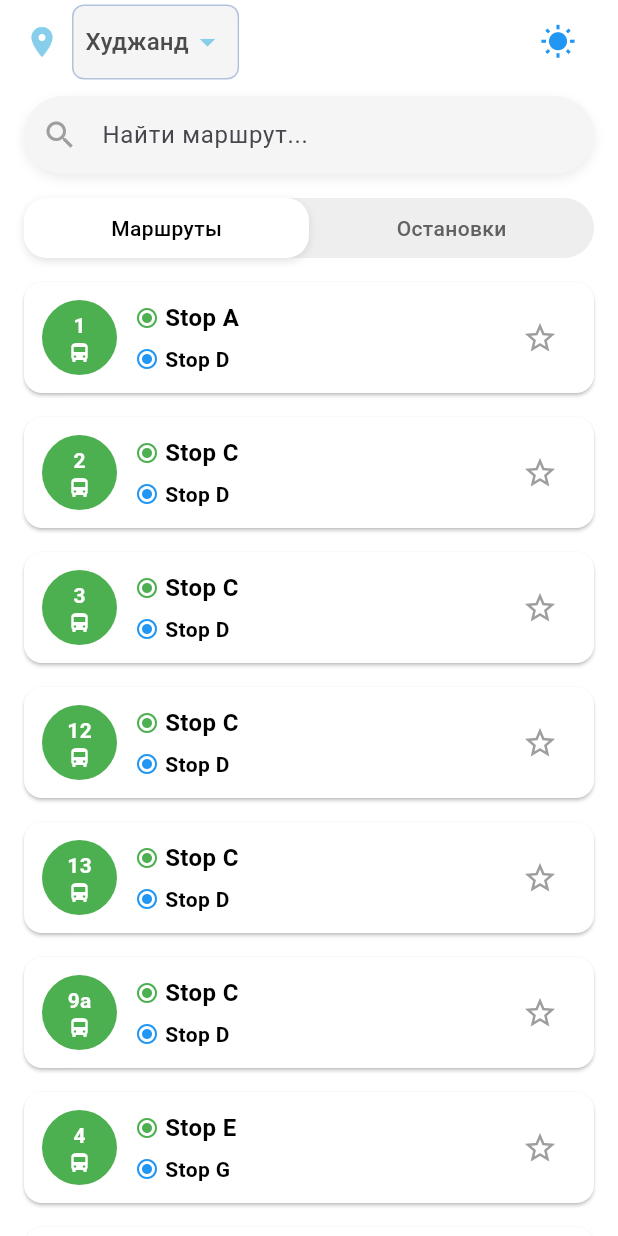
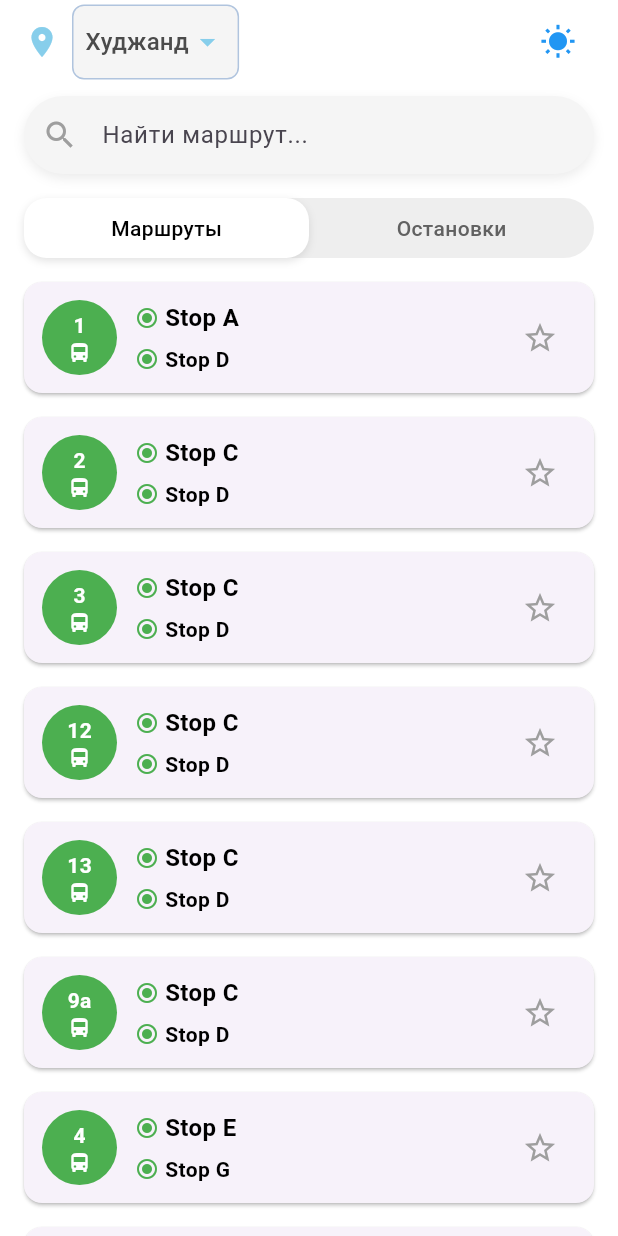
Before and after one commit to isomadinow/flutter_rohbalad, a Flutter app: the screen it shows after launch, on a phone screen of 412 x 824 dp. Run offline on Flutter 3.47's test engine with Material 3 defaults, Android fonts, the phone set to English and light mode, and no system bars.

Commit message:
Упрощение виджета StopCard: удаление неиспользуемых комментариев, улучшение стилей и унификация цветов.

```diff
--- a/lib/features/routes/views/route_card.dart
+++ b/lib/features/routes/views/route_card.dart
@@ -1,23 +1,12 @@
 import 'package:flutter/material.dart';
-
-/// Виджет `RouteCard` представляет карточку маршрута с информацией и функционалом добавления в избранное.
+//// Виджет `RouteCard` представляет карточку маршрута.
 class RouteCard extends StatelessWidget {
-  /// Номер маршрута.
   final String routeNumber;
-
-  /// Название первой остановки маршрута.
   final String firstStop;
-
-  /// Название последней остановки маршрута.
   final String lastStop;
-
-  /// Флаг, указывающий, находится ли маршрут в избранном.
   final bool isFavorite;
-
-  /// Коллбэк, вызываемый при нажатии на иконку избранного.
   final VoidCallback onFavoriteTap;
 
-  /// Конструктор для создания виджета `RouteCard`.
   const RouteCard({
     super.key,
     required this.routeNumber,
@@ -30,31 +19,30 @@ class RouteCard extends StatelessWidget {
   @override
   Widget build(BuildContext context) {
     final isDarkTheme = Theme.of(context).brightness == Brightness.dark;
+    const Color primaryColor = Colors.green; // Унифицированный основной цвет.
+    const Color circleColor = Colors.green; // Цвет для кругов.
 
     return Card(
-      elevation: 1, // Уровень теней для карточки.
-      margin: const EdgeInsets.symmetric(vertical: 8.0, horizontal: 16.0), // Внешние отступы.
+      elevation: 1,
+      margin: const EdgeInsets.symmetric(vertical: 8.0, horizontal: 16.0),
       shape: RoundedRectangleBorder(
-        borderRadius: BorderRadius.circular(12.0), // Скругление углов карточки.
+        borderRadius: BorderRadius.circular(12.0),
       ),
-      color: isDarkTheme ? Colors.grey[900] : Colors.white, // Цвет фона карточки в зависимости от темы.
       child: Padding(
-        padding: const EdgeInsets.all(12.0), // Внутренние отступы для содержимого карточки.
+        padding: const EdgeInsets.all(12.0),
         child: Row(
-          crossAxisAlignment: CrossAxisAlignment.center, // Выравнивание по вертикали.
+          crossAxisAlignment: CrossAxisAlignment.center,
           children: [
-            // Круглый контейнер с номером маршрута и иконкой автобуса.
             Container(
               width: 50.0,
               height: 50.0,
-              decoration: BoxDecoration(
-                color: Colors.green, // Фон контейнера.
-                shape: BoxShape.circle, // Форма контейнера — круг.
+              decoration: const BoxDecoration(
+                color: circleColor,
+                shape: BoxShape.circle,
               ),
               child: Column(
-                mainAxisAlignment: MainAxisAlignment.center, // Центровка содержимого.
+                mainAxisAlignment: MainAxisAlignment.center,
                 children: [
-                  // Номер маршрута.
                   Text(
                     routeNumber,
                     style: const TextStyle(
@@ -63,7 +51,6 @@ class RouteCard extends StatelessWidget {
                       fontSize: 14.0,
                     ),
                   ),
-                  // Иконка автобуса.
                   const Icon(
                     Icons.directions_bus,
                     color: Colors.white,
@@ -72,18 +59,16 @@ class RouteCard extends StatelessWidget {
                 ],
               ),
             ),
-            const SizedBox(width: 12.0), // Отступ между контейнером и текстовой частью.
-            // Основной контент карточки с информацией о маршруте.
+            const SizedBox(width: 12.0),
             Expanded(
               child: Column(
-                crossAxisAlignment: CrossAxisAlignment.start, // Выравнивание текста по левому краю.
+                crossAxisAlignment: CrossAxisAlignment.start,
                 children: [
-                  // Первая остановка.
                   Row(
                     children: [
                       const Icon(
                         Icons.radio_button_checked,
-                        color: Colors.green, // Цвет иконки первой остановки.
+                        color: primaryColor,
                         size: 16.0,
                       ),
                       const SizedBox(width: 4.0),
@@ -93,20 +78,19 @@ class RouteCard extends StatelessWidget {
                           style: TextStyle(
                             fontSize: 16.0,
                             fontWeight: FontWeight.bold,
-                            color: isDarkTheme ? Colors.white : Colors.black, // Цвет текста в зависимости от темы.
+                            color: isDarkTheme ? Colors.white : Colors.black, // Изменение цвета текста.
                           ),
-                          overflow: TextOverflow.ellipsis, // Текст в одну строку с многоточием.
+                          overflow: TextOverflow.ellipsis,
                         ),
                       ),
                     ],
                   ),
-                  const SizedBox(height: 6.0), // Отступ между остановками.
-                  // Последняя остановка.
+                  const SizedBox(height: 6.0),
                   Row(
                     children: [
                       const Icon(
                         Icons.radio_button_checked,
-                        color: Colors.blue, // Цвет иконки последней остановки.
+                        color: primaryColor,
                         size: 16.0,
                       ),
                       const SizedBox(width: 4.0),
@@ -116,9 +100,9 @@ class RouteCard extends StatelessWidget {
                           style: TextStyle(
                             fontSize: 14.0,
                             fontWeight: FontWeight.bold,
-                            color: isDarkTheme ? Colors.white : Colors.black, // Цвет текста в зависимости от темы.
+                            color: isDarkTheme ? Colors.white : Colors.black, // Изменение цвета текста.
                           ),
-                          overflow: TextOverflow.ellipsis, // Текст в одну строку с многоточием.
+                          overflow: TextOverflow.ellipsis,
                         ),
                       ),
                     ],
@@ -126,14 +110,13 @@ class RouteCard extends StatelessWidget {
                 ],
               ),
             ),
-            const SizedBox(width: 12.0), // Отступ между текстом и иконкой избранного.
-            // Иконка избранного с обработкой нажатий.
+            const SizedBox(width: 12.0),
             IconButton(
               icon: Icon(
-                isFavorite ? Icons.star : Icons.star_border, // Иконка избранного.
-                color: isFavorite ? Colors.yellow : Colors.grey, // Цвет иконки в зависимости от состояния.
+                isFavorite ? Icons.star : Icons.star_border,
+                color: isFavorite ? Colors.yellow : Colors.grey,
               ),
-              onPressed: onFavoriteTap, // Обработка нажатия.
+              onPressed: onFavoriteTap,
             ),
           ],
         ),
```
Also changed, not shown: lib/features/stops/views/stop_card.dart (+32 -40 lines).
